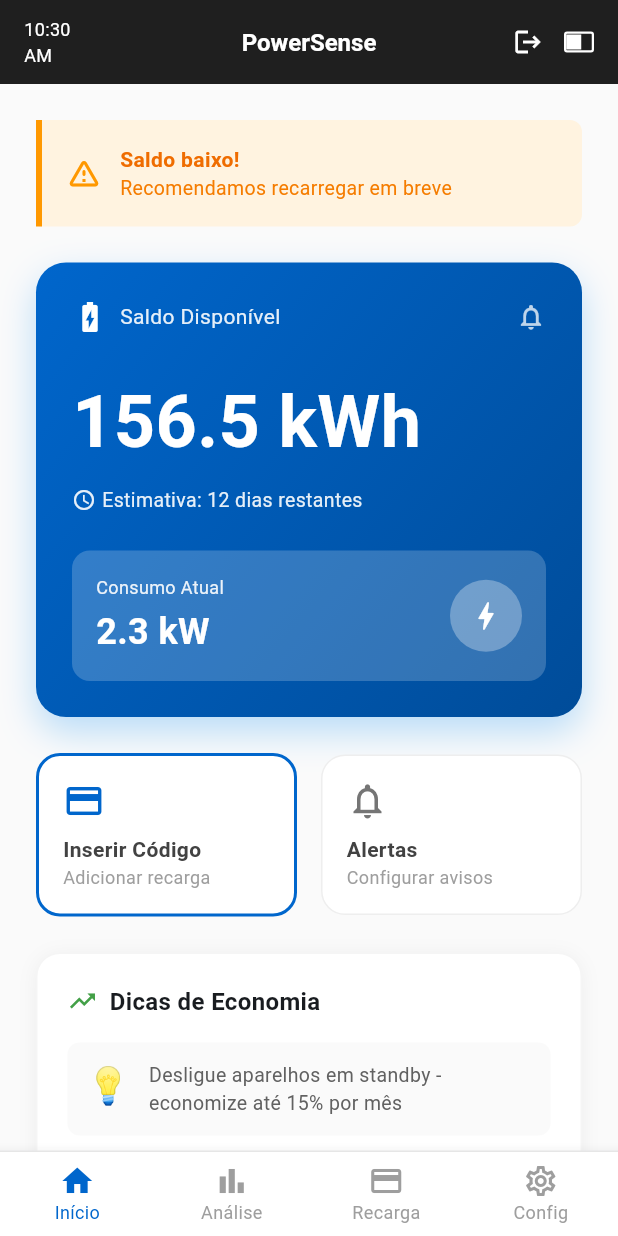
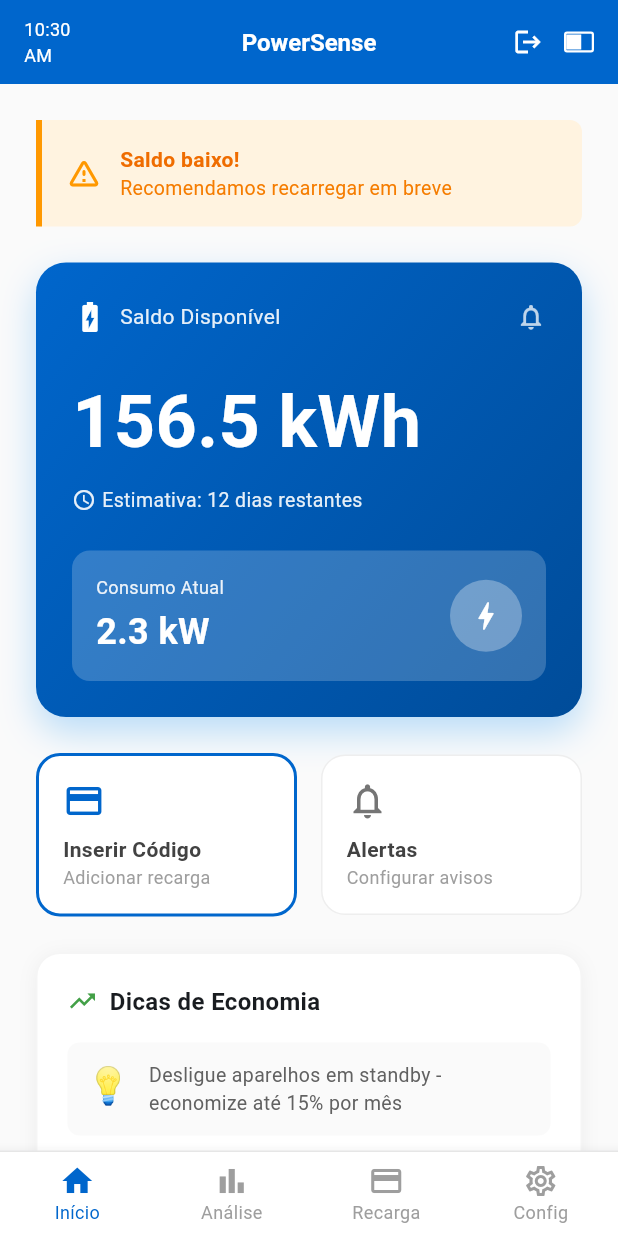
Before and after one commit to restenPiz/PowerSense, a Flutter app: the MainScreen screen opened directly, on a phone screen of 412 x 824 dp. Run offline on Flutter 3.47's test engine with Material 3 defaults, Android fonts, the phone set to English and light mode, and no system bars; our stand-ins replace shared_preferences; accounts and stored records are empty.

Commit message:
Doing some updates in the application

```diff
--- a/powersense/lib/screens/main_screen.dart
+++ b/powersense/lib/screens/main_screen.dart
@@ -83,7 +83,7 @@ class _MainScreenState extends State<MainScreen> {
   Widget build(BuildContext context) {
     return Scaffold(
       appBar: AppBar(
-        backgroundColor: const Color(0xFF1F1F1F),
+        backgroundColor: const Color(0xFF0066CC),
         title: const Text(
           'PowerSense',
           style: TextStyle(
@@ -125,9 +125,7 @@ class _MainScreenState extends State<MainScreen> {
                   child: Container(
                     width: 10,
                     height: 10,
-                    decoration: const BoxDecoration(
-                      color: Colors.white,
-                    ),
+                    decoration: const BoxDecoration(color: Colors.white),
                   ),
                 ),
               ),
```
